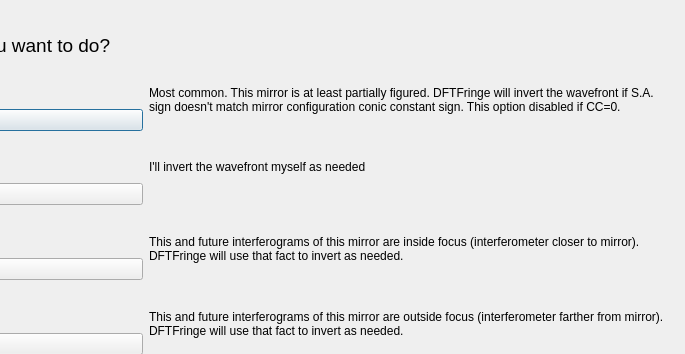
Above: autoinvertdlg.ui from githubdoe/DFTFringe before the change; both pictures show x 393 to 1078 and y 0 to 354 of the 1078 by 464 pixel window. Below: the same form after it.
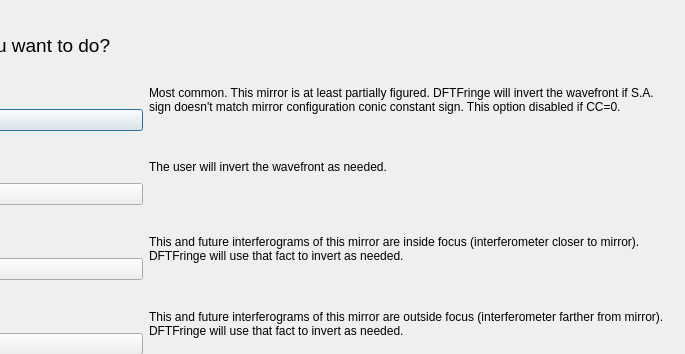
That is the form after the change.

Commit message: Change wording because "I" could be DFTF or could be user.

Patch:
```diff
--- a/autoinvertdlg.ui
+++ b/autoinvertdlg.ui
@@ -77,7 +77,7 @@
      <item>
       <widget class="QLabel" name="label">
        <property name="text">
-        <string>I'll invert the wavefront myself as needed</string>
+        <string>The user will invert the wavefront as needed.</string>
        </property>
        <property name="alignment">
         <set>Qt::AlignLeading|Qt::AlignLeft|Qt::AlignTop</set>
```
